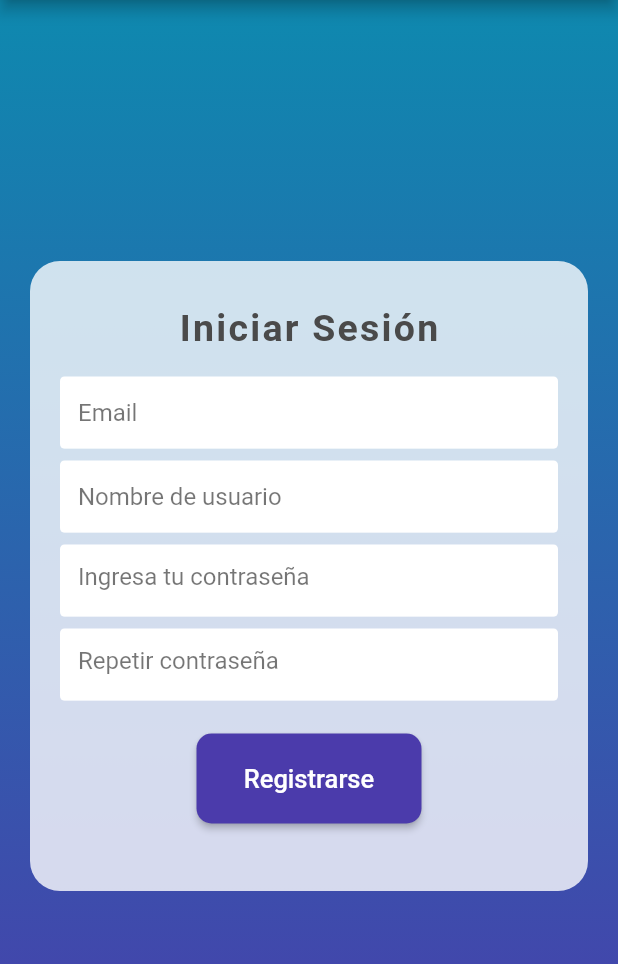
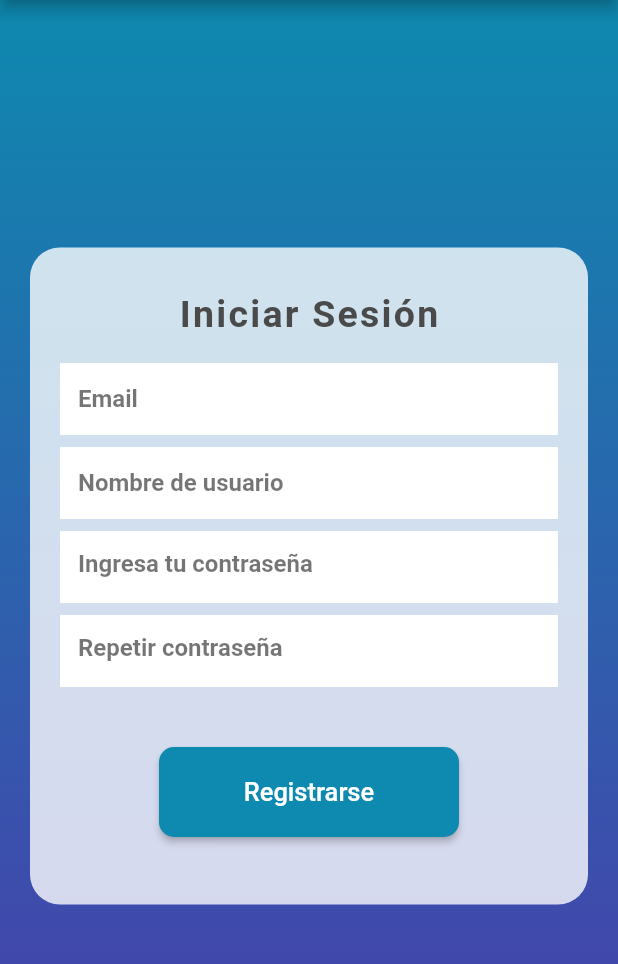
Before and after one commit to GuateGeeks/GeeksDayFlutter, a Flutter app: the screen it shows after launch, after a tap on "Ingresar", after a tap on "Registrarse", on a phone screen of 412 x 824 dp, the part 84-1048 px from its top. Run offline on Flutter 3.47's test engine with Material 2 defaults, Android fonts, the phone set to English and light mode, and no system bars; our stand-ins replace cloud_firestore, equatable, firebase_auth, firebase_core, firebase_storage, flutter_bloc and 5 more; missing offline and left inert: dart:html, dart:js, image_whisperer, multiavatar, random_password_generator; accounts and stored records are empty.

Commit message:
Ticket #60 redesign of the registration and logion form

```diff
--- a/lib/provider/theme_provider.dart
+++ b/lib/provider/theme_provider.dart
@@ -203,7 +203,10 @@ class MyThemes {
       ),
       //text style Sing up and login
       overline: TextStyle(
-          fontSize: 30.0, color: Colors.black, fontWeight: FontWeight.w600),
+        fontSize: 30.0,
+        color: Color(0xFF4A4A4A),
+        fontWeight: FontWeight.w600,
+      ),
     ),
 
     //BottomNavbar Style
--- a/lib/ui/email_create_screen.dart
+++ b/lib/ui/email_create_screen.dart
@@ -42,6 +42,51 @@ class _EmailCreateState extends State<EmailCreate> {
 
   @override
   Widget build(BuildContext context) {
+    // return Scaffold(
+    //   appBar: AppBar(
+    //     title: Text('Stack & Positioned Widget'),
+    //     centerTitle: true,
+    //   ),
+    //   body: Center(
+    //     child: Container(
+    //       padding: EdgeInsets.all(10),
+    //       child: Stack(
+    //         children: <Widget>[
+    //           Positioned(
+    //             top: 30,
+    //             left: 30,
+    //             height: 250,
+    //             width: 250,
+    //             child: Container(
+    //               width: 150,
+    //               height: 150,
+    //               color: Colors.green[300],
+    //               child: Text(
+    //                 'Green',
+    //                 style: TextStyle(color: Colors.white, fontSize: 20),
+    //               ),
+    //             ),
+    //           ),
+    //           Positioned(
+    //             top: 70,
+    //             left: 60,
+    //             width: 250,
+    //             height: 250,
+    //             child: Container(
+    //               width: 150,
+    //               height: 150,
+    //               color: Colors.red[400],
+    //               child: Text(
+    //                 'Red',
+    //                 style: TextStyle(color: Colors.white, fontSize: 20),
+    //               ),
+    //             ),
+    //           ),
+    //         ],
+    //       ),
+    //     ),
+    //   ),
+    // );
     double width = MediaQuery.of(context).size.width;
     double maxWidth = width > 500 ? 500 : width;
     return Scaffold(
@@ -78,17 +123,19 @@ class _EmailCreateState extends State<EmailCreate> {
     return Padding(
       padding: const EdgeInsets.symmetric(horizontal: 20.0),
       child: Center(
-        child: Stack(
-          alignment: AlignmentDirectional.center,
-          children: [
-            Container(
+        child: Container(
           padding: EdgeInsets.symmetric(vertical: 30.0, horizontal: 20.0),
           width: maxWidth,
           decoration: BoxDecoration(
             borderRadius: BorderRadius.circular(20),
-                  color: Color.fromRGBO(255, 255, 255, 0.79)),
+            color: Color.fromRGBO(255, 255, 255, 0.79),
+          ),
           child: SingleChildScrollView(
-                child: Column(
+            child: Stack(
+              clipBehavior: Clip.none,
+              alignment: AlignmentDirectional.center,
+              children: [
+                Column(
                   children: [
                     Text(
                       "Iniciar Sesión",
@@ -101,9 +148,9 @@ class _EmailCreateState extends State<EmailCreate> {
                     SizedBox(height: 15),
                   ],
                 ),
+              ],
             ),
           ),
-          ],
         ),
       ),
     );
@@ -112,7 +159,9 @@ class _EmailCreateState extends State<EmailCreate> {
   Widget formLogin(AuthState state) {
     return Form(
       key: _formKey,
-      child: Column(
+      child: Stack(
+        children: [
+          Column(
             crossAxisAlignment: CrossAxisAlignment.center,
             children: [
               if (state is AuthSigningIn)
@@ -134,8 +183,10 @@ class _EmailCreateState extends State<EmailCreate> {
               SizedBox(height: 8),
               //Show input Repear Password
               RepeatPasswordForm(passwordValidator, _repeatPasswordController),
-          SizedBox(height: 22),
-          saveUser(),
+              SizedBox(height: 40),
+              saveUser()
+            ],
+          ),
         ],
       ),
     );
@@ -143,11 +194,11 @@ class _EmailCreateState extends State<EmailCreate> {
 
   Widget saveUser() {
     return Container(
-      width: 150,
+      width: 200,
       child: ElevatedButton(
         style: ElevatedButton.styleFrom(
           padding: EdgeInsets.symmetric(vertical: 20),
-          primary: Color(0xFF4B3BAB),
+          primary: Color(0xFF0E89AF),
           shape: RoundedRectangleBorder(
             borderRadius: BorderRadius.circular(10),
           ),
--- a/lib/ui/email_signin_screen.dart
+++ b/lib/ui/email_signin_screen.dart
@@ -74,11 +74,18 @@ class _EmailSignInState extends State<EmailSignIn> {
     return Padding(
       padding: const EdgeInsets.symmetric(horizontal: 20.0),
       child: Center(
-        child: Stack(
+        child: Column(
+          children: [
+            Container(
+              padding: EdgeInsets.only(top: 10),
+              child: Image.asset("assets/ojos.png"),
+            ),
+            Stack(
               alignment: AlignmentDirectional.center,
               children: [
                 Container(
-              padding: EdgeInsets.symmetric(vertical: 30.0, horizontal: 20.0),
+                  padding:
+                      EdgeInsets.symmetric(vertical: 30.0, horizontal: 20.0),
                   width: maxWidth,
                   decoration: BoxDecoration(
                       borderRadius: BorderRadius.circular(20),
@@ -127,6 +134,8 @@ class _EmailSignInState extends State<EmailSignIn> {
                       ),
                     ),
                   ),
+                ),
+              ],
             ),
           ],
         ),
--- a/lib/ui/inputs_form/email_form.dart
+++ b/lib/ui/inputs_form/email_form.dart
@@ -16,12 +16,17 @@ class EmailForm extends StatelessWidget {
         focusedBorder: UnderlineInputBorder(
           borderSide: BorderSide(color: Color(0xFF0E89AF)),
         ),
+        enabledBorder: InputBorder.none,
         border: UnderlineInputBorder(
           borderRadius: BorderRadius.circular(3),
         ),
         hintText: "Email",
-        hintStyle: TextStyle(color: Colors.black54),
+        hintStyle: TextStyle(
+          color: Colors.black54,
+          fontWeight: FontWeight.w600,
+        ),
         filled: true,
+        fillColor: Colors.white,
       ),
     );
   }
--- a/lib/ui/inputs_form/password_form.dart
+++ b/lib/ui/inputs_form/password_form.dart
@@ -25,6 +25,7 @@ class _PasswordFormState extends State<PasswordForm> {
         focusedBorder: UnderlineInputBorder(
           borderSide: BorderSide(color: Color(0xFF0E89AF)),
         ),
+        enabledBorder: InputBorder.none,
         border: UnderlineInputBorder(
           borderRadius: BorderRadius.circular(3),
         ),
@@ -40,9 +41,12 @@ class _PasswordFormState extends State<PasswordForm> {
         ),
         // hintText: "Enter your Password",
         hintText: "Ingresa tu contraseña",
-        hintStyle: TextStyle(color: Colors.black54),
+        hintStyle: TextStyle(
+          color: Colors.black54,
+          fontWeight: FontWeight.w600,
+        ),
         filled: true,
-        fillColor: Theme.of(context).inputDecorationTheme.fillColor,
+        fillColor: Colors.white,
       ),
       validator: widget.passwordValidator,
       controller: widget.passwordController,
--- a/lib/ui/inputs_form/repeat_password_form.dart
+++ b/lib/ui/inputs_form/repeat_password_form.dart
@@ -23,6 +23,7 @@ class _RepeatPasswordFormState extends State<RepeatPasswordForm> {
         focusedBorder: UnderlineInputBorder(
           borderSide: BorderSide(color: Color(0xFF0E89AF)),
         ),
+        enabledBorder: InputBorder.none,
         border: UnderlineInputBorder(
           borderRadius: BorderRadius.circular(3),
         ),
@@ -37,9 +38,12 @@ class _RepeatPasswordFormState extends State<RepeatPasswordForm> {
           ),
         ),
         hintText: "Repetir contraseña",
-        hintStyle: TextStyle(color: Colors.black54),
+        hintStyle: TextStyle(
+          color: Colors.black54,
+          fontWeight: FontWeight.w600,
+        ),
         filled: true,
-        fillColor: Theme.of(context).inputDecorationTheme.fillColor,
+        fillColor: Colors.white,
       ),
       validator: widget.passwordValidator,
       controller: widget.repeatPasswordController,
--- a/lib/ui/inputs_form/username_form.dart
+++ b/lib/ui/inputs_form/username_form.dart
@@ -18,13 +18,17 @@ class UsernameForm extends StatelessWidget {
         focusedBorder: UnderlineInputBorder(
           borderSide: BorderSide(color: Color(0xFF0E89AF)),
         ),
+        enabledBorder: InputBorder.none,
         border: UnderlineInputBorder(
           borderRadius: BorderRadius.circular(3),
         ),
         hintText: "Nombre de usuario",
-        hintStyle: TextStyle(color: Colors.black54),
+        hintStyle: TextStyle(
+          color: Colors.black54,
+          fontWeight: FontWeight.w600,
+        ),
         filled: true,
-        fillColor: Theme.of(context).inputDecorationTheme.fillColor,
+        fillColor: Colors.white,
       ),
       // validator: emailValidator,
     );
```
Also changed, not shown: assets/ojos.png (added). Lines whose indentation alone changed are shown as unchanged.
